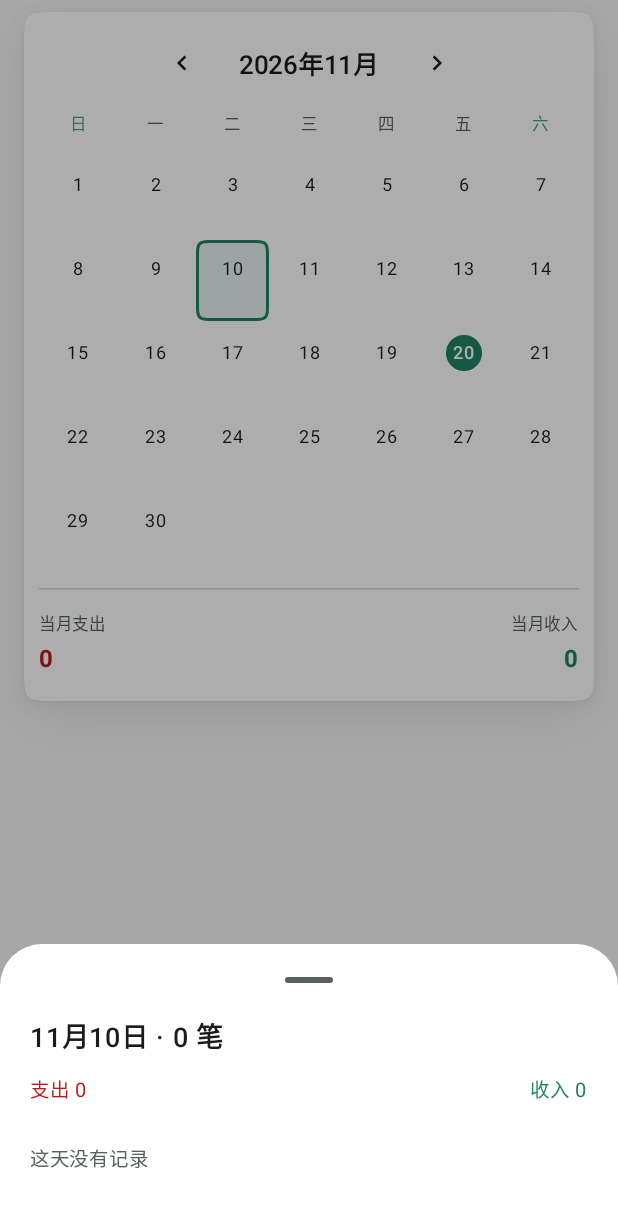
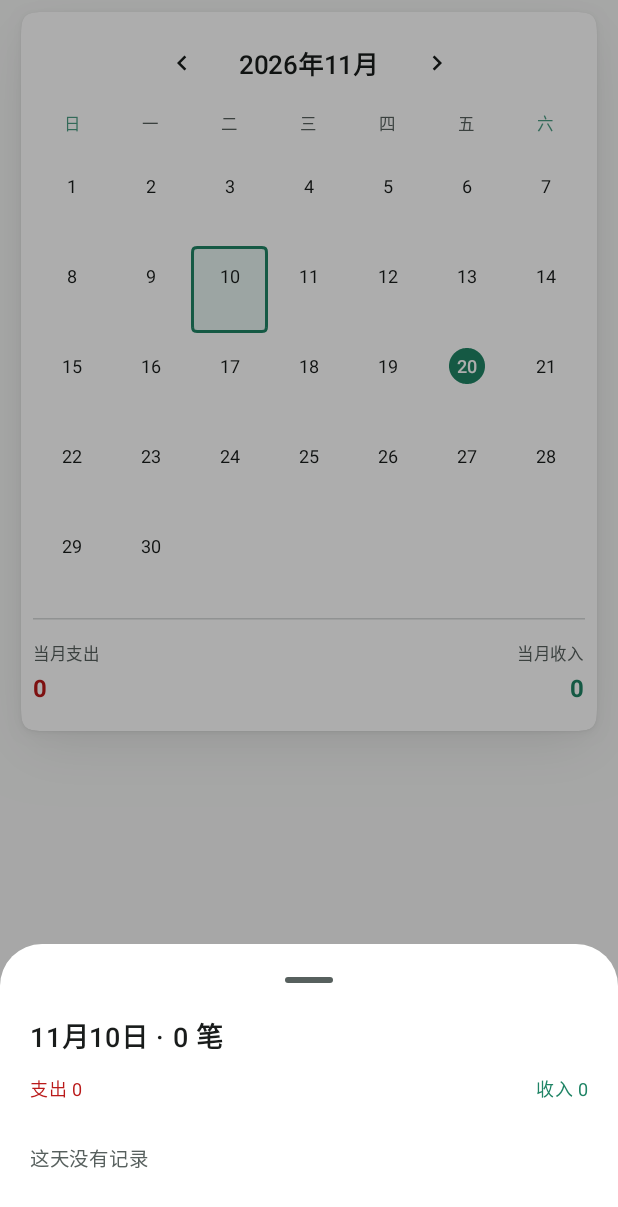
Before and after one commit to Metory-Z/LiCount, an Android app built with Jetpack Compose: the composable CalendarScreen called with empty values, after a tap on "10", on a phone screen of 412 x 824 dp. Shown: the top 1207 px of the screen. Run offline under Robolectric (Android 15) with nearby library versions, the phone set to English and light mode, and no system bars.

Commit message:
fix: 日历格子改小圆角/自适应行高/固定字体缩放，彻底解决金额被裁

```diff
--- a/app/src/main/java/com/licount/ui/CalendarScreen.kt
+++ b/app/src/main/java/com/licount/ui/CalendarScreen.kt
@@ -15,9 +15,14 @@ import androidx.compose.ui.Alignment
 import androidx.compose.ui.Modifier
 import androidx.compose.ui.draw.clip
 import androidx.compose.ui.graphics.Color
+import androidx.compose.ui.platform.LocalDensity
+import androidx.compose.ui.text.PlatformTextStyle
+import androidx.compose.ui.text.TextStyle
 import androidx.compose.ui.text.font.FontWeight
+import androidx.compose.ui.text.style.LineHeightStyle
 import androidx.compose.ui.text.style.TextAlign
 import androidx.compose.ui.text.style.TextOverflow
+import androidx.compose.ui.unit.Density
 import androidx.compose.ui.unit.Dp
 import androidx.compose.ui.unit.dp
 import androidx.compose.ui.unit.sp
@@ -90,13 +95,13 @@ fun CalendarScreen(
         modifier = modifier
             .fillMaxSize()
             .verticalScroll(rememberScrollState())
-            .padding(horizontal = 16.dp)
+            .padding(horizontal = 14.dp)
             .padding(top = 8.dp, bottom = bottomInset + 12.dp)
     ) {
         // 月份头、星期、网格、当月合计装进同一张卡，元素不再散落在近背景色上
         // 左右留白收紧到 16 / 10dp，把宽度尽量让给 7 列格子，避免金额被裁
         DashboardCard(
-            contentPadding = PaddingValues(horizontal = 10.dp, vertical = 16.dp),
+            contentPadding = PaddingValues(horizontal = 8.dp, vertical = 16.dp),
             modifier = Modifier.fillMaxWidth(),
             radius = BlockCorner
         ) {
@@ -148,14 +153,19 @@ fun CalendarScreen(
                     }
                 }
 
-                // 网格：行距收紧到 2dp，格子高度一致，日期统一在同一水平线上
+                // 网格：行距收紧到 2dp，格子高度一致，日期统一在同一水平线上。
+                // 这里固定 fontScale = 1：格子尺寸是 dp，若让 sp 跟随系统字体缩放，
+                // 大字体下文字会放大而格子不变，金额必然溢出被裁。
+                val baseDensity = LocalDensity.current
+                val gridDensity = remember(baseDensity) { Density(baseDensity.density, 1f) }
+                CompositionLocalProvider(LocalDensity provides gridDensity) {
                     Column(verticalArrangement = Arrangement.spacedBy(2.dp)) {
                         for (week in 0 until weekCount) {
                             Row(modifier = Modifier.fillMaxWidth()) {
                                 for (dow in 0..6) {
                                     val day = week * 7 + dow - leadingBlanks + 1
                                     if (day !in 1..daysInMonth) {
-                                    Spacer(Modifier.weight(1f).height(54.dp))
+                                        Spacer(Modifier.weight(1f).height(58.dp))
                                     } else {
                                         DayCell(
                                             day = day,
@@ -164,6 +174,7 @@ fun CalendarScreen(
                                             isSelected = selectedDay == day,
                                             onClick = { selectedDay = day }
                                         )
+                                    }
                                 }
                             }
                         }
@@ -252,17 +263,24 @@ fun CalendarScreen(
                 )
                 Row(
                     modifier = Modifier.fillMaxWidth(),
-                    horizontalArrangement = Arrangement.SpaceBetween
+                    horizontalArrangement = Arrangement.spacedBy(8.dp)
                 ) {
                     Text(
                         "支出 ${formatMoney(dayExpense)}",
-                        fontSize = 13.sp,
-                        color = MaterialTheme.colorScheme.error
+                        fontSize = 12.sp,
+                        maxLines = 1,
+                        softWrap = false,
+                        color = MaterialTheme.colorScheme.error,
+                        modifier = Modifier.weight(1f)
                     )
                     Text(
                         "收入 ${formatMoney(dayIncome)}",
-                        fontSize = 13.sp,
-                        color = MaterialTheme.colorScheme.primary
+                        fontSize = 12.sp,
+                        maxLines = 1,
+                        softWrap = false,
+                        textAlign = TextAlign.End,
+                        color = MaterialTheme.colorScheme.primary,
+                        modifier = Modifier.weight(1f)
                     )
                 }
                 if (dayTxs.isEmpty()) {
@@ -312,7 +330,8 @@ private fun RowScope.DayCell(
 ) {
     val expense = txs.filter { it.amountFen > 0 }.sumOf { it.amountFen }
     val income = txs.filter { it.amountFen < 0 }.sumOf { -it.amountFen }
-    val shape = SquircleShape(ControlCorner)
+    // 44x58dp 的小格子不能用 14dp 大圆角：底部圆角区正好压在金额行上，会把文字两端裁掉
+    val shape = SquircleShape(8.dp)
     val bg = when {
         isSelected -> MaterialTheme.colorScheme.primaryContainer
         txs.isNotEmpty() -> MaterialTheme.colorScheme.surfaceContainerHigh
@@ -322,8 +341,8 @@ private fun RowScope.DayCell(
     Box(
         modifier = Modifier
             .weight(1f)
-            .height(54.dp)
-            .padding(horizontal = 1.dp)
+            .height(58.dp)
+            .padding(horizontal = 0.5.dp)
     ) {
         Column(
             modifier = Modifier
@@ -355,6 +374,14 @@ private fun RowScope.DayCell(
                     fontSize = 12.sp,
                     maxLines = 1,
                     softWrap = false,
+                    style = TextStyle(
+                        lineHeight = 14.sp,
+                        platformStyle = PlatformTextStyle(includeFontPadding = false),
+                        lineHeightStyle = LineHeightStyle(
+                            alignment = LineHeightStyle.Alignment.Center,
+                            trim = LineHeightStyle.Trim.Both
+                        )
+                    ),
                     fontWeight = if (isToday) FontWeight.SemiBold else FontWeight.Normal,
                     color = if (isToday) {
                         MaterialTheme.colorScheme.onPrimary
@@ -364,11 +391,13 @@ private fun RowScope.DayCell(
                 )
             }
             Spacer(Modifier.height(2.dp))
-            // 无记录时也保留这一行的高度，日期才能对齐；金额行占满格宽并自动缩放
+            // 金额行只给最小高度、不写死高度：写死 14dp 时中文「万」或稍大的字体
+            // 行高会超过它，溢出部分和上方日期圆叠在一起，看起来像被遮挡。
+            // min 高度同时保证「无记录」的格子日期位置仍然对齐。
             Box(
                 modifier = Modifier
                     .fillMaxWidth()
-                    .height(14.dp),
+                    .heightIn(min = 16.dp),
                 contentAlignment = Alignment.Center
             ) {
                 when {
@@ -416,6 +445,13 @@ private fun DayAmount(text: String, color: Color) {
         softWrap = false,
         textAlign = TextAlign.Center,
         overflow = TextOverflow.Clip,
+        style = TextStyle(
+            platformStyle = PlatformTextStyle(includeFontPadding = false),
+            lineHeightStyle = LineHeightStyle(
+                alignment = LineHeightStyle.Alignment.Center,
+                trim = LineHeightStyle.Trim.Both
+            )
+        ),
         modifier = Modifier.fillMaxWidth(),
         onTextLayout = { result ->
             if (result.didOverflowWidth && fontSize.value > 7f) {
--- a/app/src/main/java/com/licount/ui/TransactionComponents.kt
+++ b/app/src/main/java/com/licount/ui/TransactionComponents.kt
@@ -68,9 +68,18 @@ fun RecordRow(tx: Transaction, onClick: () -> Unit, onDelete: () -> Unit) {
                     color = MaterialTheme.colorScheme.onSurfaceVariant
                 )
             }
+            val amountText =
+                (if (isExpense) "-" else "+") + formatMoney(kotlin.math.abs(tx.amountFen))
             Text(
-                (if (isExpense) "-" else "+") + formatMoney(kotlin.math.abs(tx.amountFen)),
-                fontSize = 17.sp,
+                amountText,
+                // 超长金额自动降字号，避免在明细弹层里被分类列挤出屏幕
+                fontSize = when {
+                    amountText.length >= 11 -> 12.sp
+                    amountText.length >= 9 -> 14.sp
+                    else -> 17.sp
+                },
+                maxLines = 1,
+                softWrap = false,
                 fontWeight = FontWeight.SemiBold,
                 color = if (isExpense) {
                     MaterialTheme.colorScheme.error
```
Lines whose indentation alone changed are shown as unchanged.
